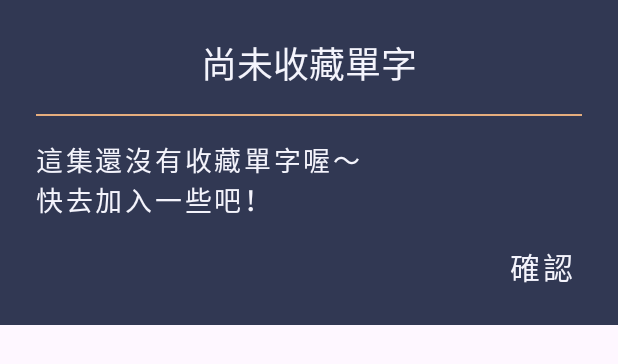
After one commit to Donbibibobo/FlashAnime, an Android app: the layout custom_dialog_nocollection.xml on its own in the app's theme, with its tools: preview values and no code run, on a phone screen of 412 x 824 dp. The commit adds this screen. Shown: the top 364 px of the screen. Run offline under Robolectric (Android 15) with nearby library versions, the phone set to English and light mode, and no system bars.

Commit message:
modify dialog & cardView
modify VoCaDetailF's dialog & cardView's corner white issiue

```diff
--- a/app/src/main/java/com/example/flashanime/profile/ProfileViewModel.kt
+++ b/app/src/main/java/com/example/flashanime/profile/ProfileViewModel.kt
@@ -37,8 +37,6 @@ class ProfileViewModel(private val flashAnimeRepository: FlashAnimeRepository):
         }
 
         dialog.show()
-
-
     }
 
     fun leaveDialogComplete() {
--- /dev/null
+++ b/app/src/main/res/layout/custom_dialog_nocollection.xml
@@ -0,0 +1,78 @@
+<?xml version="1.0" encoding="utf-8"?>
+<layout xmlns:android="http://schemas.android.com/apk/res/android"
+    xmlns:app="http://schemas.android.com/apk/res-auto">
+
+    <data>
+
+    </data>
+
+    <androidx.constraintlayout.widget.ConstraintLayout
+        android:layout_width="match_parent"
+        android:layout_height="wrap_content"
+        android:background="@color/new_secondary">
+
+        <TextView
+            android:id="@+id/dialogTitle"
+            android:layout_width="wrap_content"
+            android:layout_height="wrap_content"
+            android:text="@string/collectedWordsAlert_title"
+            android:textColor="@color/new_text"
+            android:textSize="24sp"
+            android:layout_margin="24dp"
+            app:layout_constraintStart_toStartOf="parent"
+            app:layout_constraintTop_toTopOf="parent"
+            app:layout_constraintEnd_toEndOf="parent"/>
+
+        <View
+            android:id="@+id/about_underline"
+            android:layout_width="match_parent"
+            android:layout_height="1dp"
+            android:background="@color/new_topic"
+            android:layout_marginStart="24dp"
+            android:layout_marginEnd="24dp"
+            android:layout_marginTop="16dp"
+            app:layout_constraintEnd_toEndOf="parent"
+            app:layout_constraintStart_toStartOf="parent"
+            app:layout_constraintTop_toBottomOf="@+id/dialogTitle" />
+
+        <TextView
+            android:id="@+id/dialogMessage"
+            android:layout_width="match_parent"
+            android:layout_height="wrap_content"
+            android:text="@string/collectedWordsAlert_message"
+            android:textColor="@color/new_text"
+            android:fontFamily="@font/noto_sans"
+            android:letterSpacing="0.1"
+            android:layout_marginStart="24dp"
+            android:layout_marginEnd="24dp"
+            android:layout_marginTop="16dp"
+            android:textSize="18sp"
+            app:layout_constraintStart_toStartOf="parent"
+            app:layout_constraintTop_toBottomOf="@+id/about_underline"
+            app:layout_constraintEnd_toEndOf="parent"/>
+
+        <TextView
+            android:id="@+id/confirm_button"
+            android:layout_width="match_parent"
+            android:layout_height="wrap_content"
+            android:text="@string/confirm"
+            android:textColor="@color/new_text"
+            android:fontFamily="@font/noto_sans"
+            android:letterSpacing="0.1"
+            android:layout_marginStart="24dp"
+            android:layout_marginEnd="30dp"
+            android:layout_marginTop="16dp"
+            android:layout_marginBottom="24dp"
+            android:textSize="20sp"
+            android:gravity="end"
+            app:layout_constraintStart_toStartOf="parent"
+            app:layout_constraintTop_toBottomOf="@+id/dialogMessage"
+            app:layout_constraintEnd_toEndOf="parent"
+            app:layout_constraintBottom_toBottomOf="parent"/>
+
+
+
+
+
+    </androidx.constraintlayout.widget.ConstraintLayout>
+</layout>
--- a/app/src/main/res/layout/item_anime_large.xml
+++ b/app/src/main/res/layout/item_anime_large.xml
@@ -24,6 +24,7 @@
             android:layout_marginBottom="16dp"
             app:cardCornerRadius="8dp"
             app:cardElevation="5dp"
+            android:backgroundTint="@color/new_secondary"
             app:layout_constraintStart_toStartOf="parent"
             app:layout_constraintEnd_toEndOf="parent"
             app:layout_constraintTop_toTopOf="parent"
--- a/app/src/main/res/layout/item_anime_medium.xml
+++ b/app/src/main/res/layout/item_anime_medium.xml
@@ -18,6 +18,7 @@
             android:layout_width="100dp"
             android:layout_height="0dp"
             app:cardCornerRadius="16dp"
+            android:backgroundTint="@color/new_bg"
             app:layout_constraintTop_toTopOf="parent"
             app:layout_constraintStart_toStartOf="parent"
             app:layout_constraintBottom_toBottomOf="parent"
--- a/app/src/main/res/layout/item_anime_small.xml
+++ b/app/src/main/res/layout/item_anime_small.xml
@@ -13,7 +13,7 @@
         android:layout_height="wrap_content"
         android:clickable="false"
         android:focusable="false"
-        tools:background="@color/new_red">
+        tools:background="@color/new_bg">
 
         <androidx.cardview.widget.CardView
             android:id="@+id/cardView"
@@ -25,6 +25,7 @@
             android:layout_marginBottom="8dp"
             app:cardCornerRadius="16dp"
             app:cardElevation="5dp"
+            android:backgroundTint="@color/new_secondary"
             app:layout_constraintEnd_toEndOf="parent"
             app:layout_constraintStart_toStartOf="parent"
             app:layout_constraintTop_toTopOf="parent"
--- a/app/src/main/res/values/strings.xml
+++ b/app/src/main/res/values/strings.xml
@@ -108,7 +108,8 @@
 
     <!-- profile page -->
     <string name="collectedWordsAlert_title">尚未收藏單字</string>
-    <string name="collectedWordsAlert_message">"這集還沒有收藏單字喔～快去加入一些吧！"</string>
+    <string name="collectedWordsAlert_message">"這集還沒有收藏單字喔～\n快去加入一些吧！"</string>
+
     <string name="collectedWordsAlert_positiveButton">確認</string>
 
 
```
Also changed, not shown: app/src/main/java/com/example/flashanime/vocabularydetail/VocabularyDetailFragment.kt (+8 -0 lines), app/src/main/java/com/example/flashanime/vocabularydetail/VocabularyDetailViewModel.kt (+24 -5 lines), app/src/main/res/layout/fragment_vocavulary_detail.xml (+13 -0 lines).
